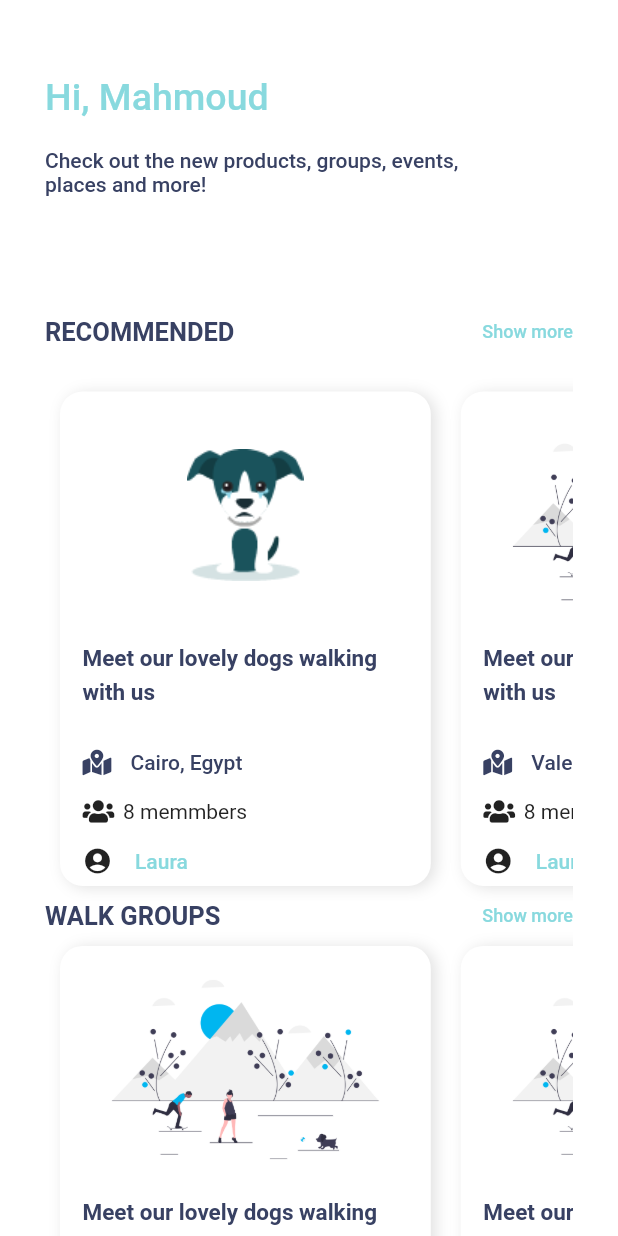
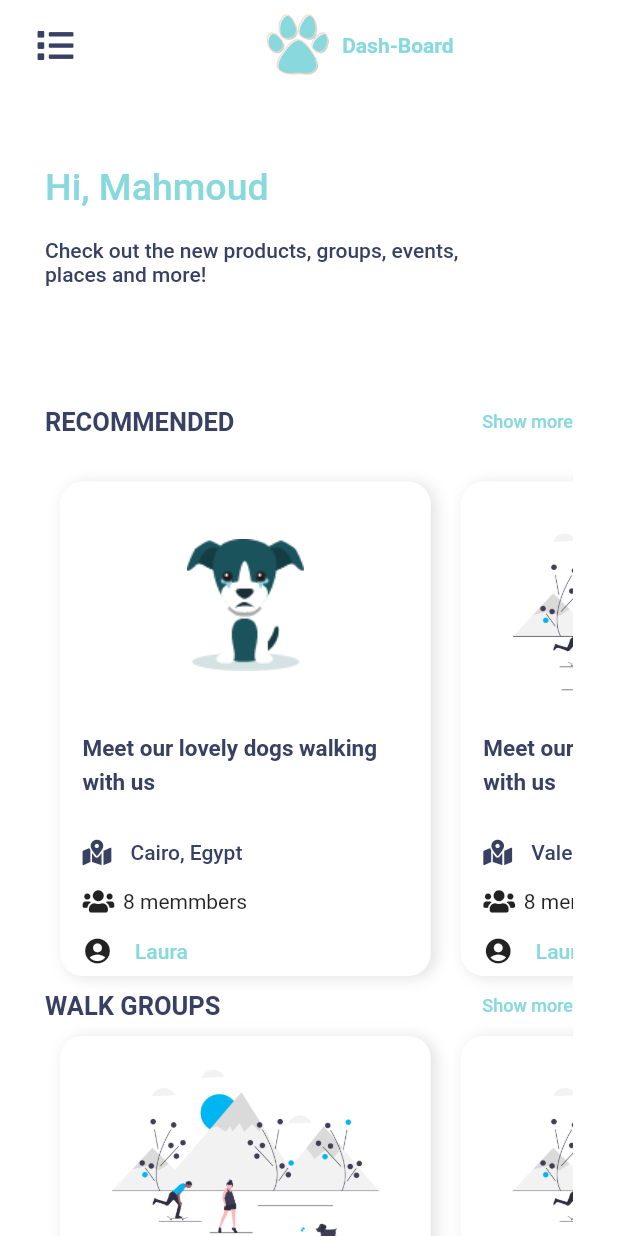
Before and after one commit to MHarooney/IPetMobileVersion, a Flutter app: the DashBoardScreen screen opened directly, on a phone screen of 412 x 824 dp. Run offline on Flutter 3.47's test engine with Material 2 defaults, Android fonts, the phone set to English and light mode, and no system bars; our stand-ins replace country_code_picker, device_preview, font_awesome_flutter; Roboto replaces fonts that are missing (Montserrat).

Commit message:
Updated tool bar and placed it in dashboard page

```diff
--- a/lib/views/dash_board_screen/dash_board_screen.dart
+++ b/lib/views/dash_board_screen/dash_board_screen.dart
@@ -1,7 +1,13 @@
 import 'package:flutter/material.dart';
+import 'package:font_awesome_flutter/font_awesome_flutter.dart';
 import 'package:ipetmobile/constants/constants.dart';
 import 'package:ipetmobile/views/dash_board_screen/components/custom_grid_view_card.dart';
+import 'package:ipetmobile/widgets/app_drawer/app_drawer.dart';
+import 'package:ipetmobile/widgets/common/ipet_custom_icon.dart';
 import 'package:ipetmobile/widgets/common/ipet_custom_scaffold.dart';
+import 'package:ipetmobile/widgets/common/ipet_top_appbar.dart';
+import 'package:ipetmobile/widgets/common/my_custom_card.dart';
+import 'package:ipetmobile/widgets/default_image.dart';
 import 'package:ipetmobile/widgets/ipet_custom_sizedbox.dart';
 import 'package:ipetmobile/widgets/label.dart';
 
@@ -15,39 +21,33 @@ class _DashBoardScreenState extends State<DashBoardScreen> {
   @override
   Widget build(BuildContext context) {
     var size = MediaQuery.of(context).size;
+    var orientation = MediaQuery.of(context).orientation;
     return IPetCustomScaffold(
       ipKey: _scaffoldKey,
-      // iPetTopAppBar: IPetCustomTopBarWidget(
-      //   iPetFirstPart: MyCustomCard(
-      //     colour: Colors.transparent,
-      //     childCard: IPetCustomIcon(ipFontIc: FontAwesomeIcons.list),
-      //     myOnTap: () {
-      //       _scaffoldKey.currentState.openDrawer();
-      //     },
-      //   ),
-      //   iPetMiddlePart: [
-      //     DefaultImage(
-      //       image: 'assets/images/ipet_paw_img.png',
-      //     ),
-      //     Label(
-      //       text: 'Settings',
-      //     ),
-      //   ],
-      //   iPetLastPart: [],
-      // ),
-      // iPetTopAppBar: AppBar(),
-      // iPetTopAppBar: IPetCustomTopBarWidget(
-      //   iPetMiddlePart: [
-      //     DefaultImage(
-      //       image: 'assets/images/ipet_paw_img.png',
-      //     ),
-      //     Label(
-      //       text: 'DashBoard',
-      //       textColor: AppConst.kPrimaryColor,
-      //     ),
-      //   ],
-      //   iPetLastPart: [],
-      // ),
+      iPetTopAppBar: IPetCustomTopBarWidget(
+        // if (orientation == Orientation.portrait)
+        iPetFirstPart: orientation == Orientation.portrait
+            ? MyCustomCard(
+                colour: Colors.transparent,
+                childCard: IPetCustomIcon(ipFontIc: FontAwesomeIcons.list),
+                myOnTap: () {
+                  _scaffoldKey.currentState.openDrawer();
+                },
+              )
+            : null,
+        iPetMiddlePart: [
+          DefaultImage(
+            image: 'assets/images/ipet_paw_img.png',
+          ),
+          Label(
+            text: 'Dash-Board',
+            textColor: AppConst.kPrimaryColor,
+            fontWeight: FontWeight.bold,
+          ),
+        ],
+        iPetLastPart: [],
+      ),
+      iPetDrawer: AppDrawer(),
       body: ListView(
         children: <Widget>[
           Padding(
```
Also changed, not shown: lib/views/home/home_view_mobile.dart (+0 -34 lines).
